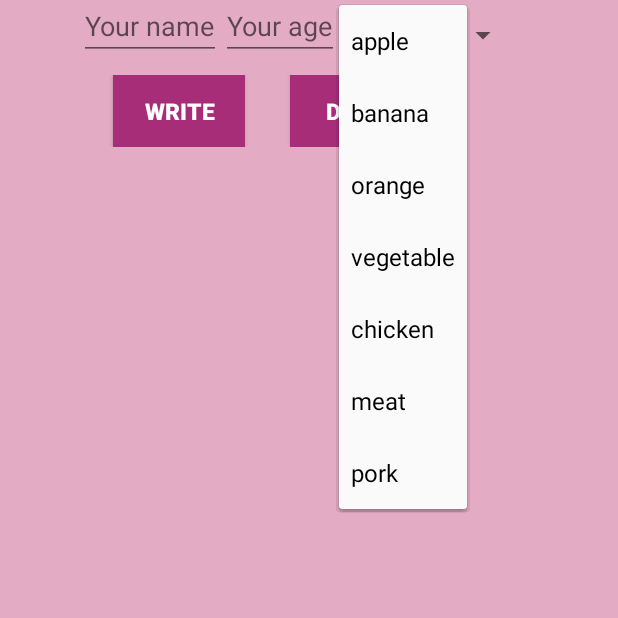
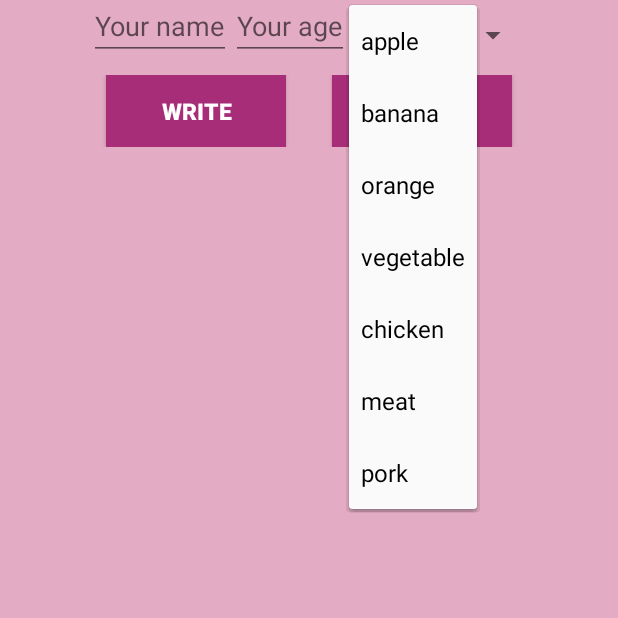
Before and after one commit to lxy0425/UIAssignment2, an Android app: the fragment EnterFragment placed in its activity, after a tap on "apple", on a phone screen of 412 x 824 dp, the top half of it. Run offline under Robolectric (Android 15) with nearby library versions, the phone set to English and light mode, and no system bars.

Commit message:
Version 2.1
correct some parameters of layout

```diff
--- a/app/src/main/res/layout/enter.xml
+++ b/app/src/main/res/layout/enter.xml
@@ -13,8 +13,7 @@
             android:layout_width="match_parent"
             android:layout_height="wrap_content"
             android:orientation="horizontal"
-            android:layout_gravity="center_horizontal"
-            android:layout_marginLeft="35sp">
+            android:gravity="center_horizontal">
 
             <EditText
                 android:hint="Your name"
@@ -38,28 +37,29 @@
             android:layout_width="match_parent"
             android:layout_height="wrap_content"
             android:orientation="horizontal"
-            android:layout_marginTop="10sp">
+            android:layout_marginTop="10sp"
+            android:gravity="center_horizontal">
             <Button
-                android:layout_width="wrap_content"
+                android:layout_width="120sp"
                 android:layout_height="wrap_content"
                 android:text="Write"
                 android:id="@+id/write_button"
-                android:layout_marginLeft="75sp"
-                android:layout_marginRight="30sp"
+                android:layout_marginRight="15sp"
                 android:background="#ffa82d79"
                 android:textColor="#FFFFFF"
                 android:textStyle="bold"
                 android:textSize="15dp"/>
 
             <Button
-                android:layout_width="wrap_content"
+                android:layout_width="120sp"
                 android:layout_height="wrap_content"
                 android:text="Done"
                 android:id="@+id/done_button"
                 android:background="#ffa82d79"
                 android:textColor="#FFFFFF"
                 android:textStyle="bold"
-                android:textSize="15dp"/>
+                android:textSize="15dp"
+                android:layout_marginLeft="15sp"/>
             </LinearLayout>
     </LinearLayout>
 
--- a/app/src/main/res/layout/store.xml
+++ b/app/src/main/res/layout/store.xml
@@ -12,10 +12,10 @@
     <LinearLayout
         android:layout_width="match_parent"
         android:layout_height="wrap_content"
-        android:layout_marginLeft="80dp"
+        android:gravity="center_horizontal"
         android:layout_marginTop="10dp">
         <Button
-            android:layout_width="wrap_content"
+            android:layout_width="120sp"
             android:layout_height="wrap_content"
             android:text="Save"
             android:id="@+id/save"
@@ -25,7 +25,7 @@
             android:textSize="15dp"
             android:layout_marginRight="15dp"/>
         <Button
-            android:layout_width="wrap_content"
+            android:layout_width="120sp"
             android:layout_height="wrap_content"
             android:text="Back"
             android:id="@+id/back_in_store"
```
Also changed, not shown: 1 other file.
